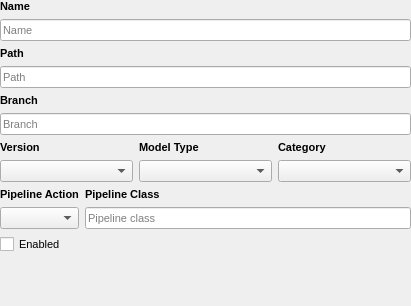
The window that src/airunner/widgets/model_manager/templates/model_form.ui (Capsize-Games/airunner) describes before a commit, drawn with Qt 5.
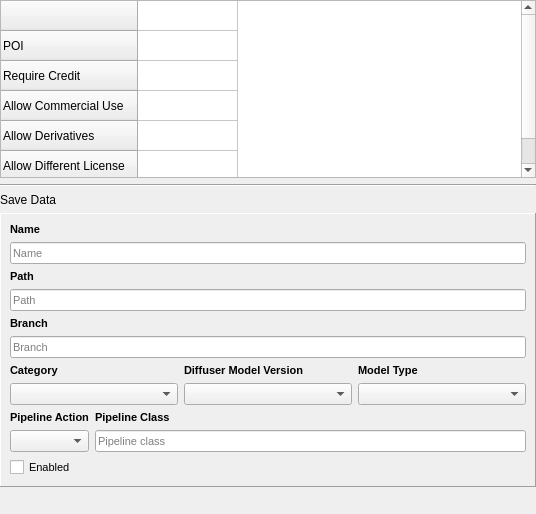
The same window after the commit.

Diff of the .ui file:
```diff
--- a/src/airunner/widgets/model_manager/templates/model_form.ui
+++ b/src/airunner/widgets/model_manager/templates/model_form.ui
@@ -6,8 +6,8 @@
    <rect>
     <x>0</x>
     <y>0</y>
-    <width>411</width>
-    <height>306</height>
+    <width>536</width>
+    <height>514</height>
    </rect>
   </property>
   <property name="windowTitle">
@@ -26,19 +26,87 @@
    <property name="bottomMargin">
     <number>0</number>
    </property>
+   <item row="1" column="0">
+    <widget class="Line" name="line">
+     <property name="orientation">
+      <enum>Qt::Horizontal</enum>
+     </property>
+    </widget>
+   </item>
+   <item row="12" column="0">
+    <spacer name="verticalSpacer">
+     <property name="orientation">
+      <enum>Qt::Vertical</enum>
+     </property>
+     <property name="sizeHint" stdset="0">
+      <size>
+       <width>20</width>
+       <height>40</height>
+      </size>
+     </property>
+    </spacer>
+   </item>
    <item row="0" column="0">
-    <widget class="QLabel" name="label_5">
-     <property name="font">
-      <font>
-       <pointsize>8</pointsize>
-       <bold>true</bold>
-      </font>
-     </property>
+    <widget class="QTableWidget" name="model_data_table">
+     <attribute name="horizontalHeaderVisible">
+      <bool>false</bool>
+     </attribute>
+     <attribute name="verticalHeaderVisible">
+      <bool>true</bool>
+     </attribute>
+     <row>
+      <property name="text">
+       <string/>
+      </property>
+     </row>
+     <row>
      <property name="text">
-      <string>Name</string>
-     </property>
+       <string>POI</string>
+      </property>
+     </row>
+     <row>
+      <property name="text">
+       <string>Require Credit</string>
+      </property>
+     </row>
+     <row>
+      <property name="text">
+       <string>Allow Commercial Use</string>
+      </property>
+     </row>
+     <row>
+      <property name="text">
+       <string>Allow Derivatives</string>
+      </property>
+     </row>
+     <row>
+      <property name="text">
+       <string>Allow Different License</string>
+      </property>
+     </row>
+     <column>
+      <property name="text">
+       <string>New Column</string>
+      </property>
+     </column>
     </widget>
    </item>
+   <item row="2" column="0">
+    <widget class="QLabel" name="label_6">
+     <property name="text">
+      <string>Save Data</string>
+     </property>
+    </widget>
+   </item>
+   <item row="5" column="0">
+    <widget class="QFrame" name="frame">
+     <property name="frameShape">
+      <enum>QFrame::Panel</enum>
+     </property>
+     <property name="frameShadow">
+      <enum>QFrame::Raised</enum>
+     </property>
+     <layout class="QGridLayout" name="gridLayout_4">
    <item row="1" column="0">
     <widget class="QLineEdit" name="model_name">
      <property name="font">
@@ -51,44 +119,6 @@
      </property>
     </widget>
    </item>
-   <item row="2" column="0">
-    <widget class="QLabel" name="path_label">
-     <property name="font">
-      <font>
-       <pointsize>8</pointsize>
-       <bold>true</bold>
-      </font>
-     </property>
-     <property name="text">
-      <string>Path</string>
-     </property>
-    </widget>
-   </item>
-   <item row="3" column="0">
-    <widget class="QLineEdit" name="path_line_edit">
-     <property name="font">
-      <font>
-       <pointsize>8</pointsize>
-      </font>
-     </property>
-     <property name="placeholderText">
-      <string>Path</string>
-     </property>
-    </widget>
-   </item>
-   <item row="4" column="0">
-    <widget class="QLabel" name="branch_label">
-     <property name="font">
-      <font>
-       <pointsize>8</pointsize>
-       <bold>true</bold>
-      </font>
-     </property>
-     <property name="text">
-      <string>Branch</string>
-     </property>
-    </widget>
-   </item>
    <item row="5" column="0">
     <widget class="QLineEdit" name="branch_line_edit">
      <property name="font">
@@ -101,9 +131,44 @@
      </property>
     </widget>
    </item>
+      <item row="2" column="0">
+       <widget class="QLabel" name="path_label">
+        <property name="font">
+         <font>
+          <pointsize>8</pointsize>
+          <bold>true</bold>
+         </font>
+        </property>
+        <property name="text">
+         <string>Path</string>
+        </property>
+       </widget>
+      </item>
    <item row="6" column="0">
     <layout class="QGridLayout" name="gridLayout_2">
-     <item row="0" column="2">
+        <item row="0" column="1">
+         <widget class="QLabel" name="label_7">
+          <property name="font">
+           <font>
+            <pointsize>8</pointsize>
+            <bold>true</bold>
+           </font>
+          </property>
+          <property name="text">
+           <string>Diffuser Model Version</string>
+          </property>
+         </widget>
+        </item>
+        <item row="1" column="0">
+         <widget class="QComboBox" name="category">
+          <property name="font">
+           <font>
+            <pointsize>8</pointsize>
+           </font>
+          </property>
+         </widget>
+        </item>
+        <item row="0" column="0">
       <widget class="QLabel" name="label">
        <property name="font">
         <font>
@@ -116,30 +181,11 @@
        </property>
       </widget>
      </item>
-     <item row="1" column="0">
-      <widget class="QComboBox" name="versions">
-       <property name="font">
-        <font>
-         <pointsize>8</pointsize>
-        </font>
-       </property>
-      </widget>
-     </item>
-     <item row="0" column="0">
-      <widget class="QLabel" name="label_7">
-       <property name="font">
-        <font>
-         <pointsize>8</pointsize>
-         <bold>true</bold>
-        </font>
-       </property>
-       <property name="text">
-        <string>Version</string>
-       </property>
-      </widget>
-     </item>
      <item row="1" column="2">
-      <widget class="QComboBox" name="category">
+         <widget class="QComboBox" name="model_type"/>
+        </item>
+        <item row="1" column="1">
+         <widget class="QComboBox" name="diffuser_model_version">
        <property name="font">
         <font>
          <pointsize>8</pointsize>
@@ -147,7 +193,7 @@
        </property>
       </widget>
      </item>
-     <item row="0" column="1">
+        <item row="0" column="2">
       <widget class="QLabel" name="label_4">
        <property name="font">
         <font>
@@ -160,11 +206,20 @@
        </property>
       </widget>
      </item>
-     <item row="1" column="1">
-      <widget class="QComboBox" name="model_type"/>
-     </item>
-    </layout>
-   </item>
+       </layout>
+      </item>
+      <item row="3" column="0">
+       <widget class="QLineEdit" name="path_line_edit">
+        <property name="font">
+         <font>
+          <pointsize>8</pointsize>
+         </font>
+        </property>
+        <property name="placeholderText">
+         <string>Path</string>
+        </property>
+       </widget>
+      </item>
    <item row="7" column="0">
     <layout class="QGridLayout" name="gridLayout">
      <item row="0" column="0">
@@ -228,18 +283,34 @@
      </property>
     </widget>
    </item>
-   <item row="9" column="0">
-    <spacer name="verticalSpacer">
-     <property name="orientation">
-      <enum>Qt::Vertical</enum>
-     </property>
-     <property name="sizeHint" stdset="0">
-      <size>
-       <width>20</width>
-       <height>40</height>
-      </size>
-     </property>
-    </spacer>
+      <item row="4" column="0">
+       <widget class="QLabel" name="branch_label">
+        <property name="font">
+         <font>
+          <pointsize>8</pointsize>
+          <bold>true</bold>
+         </font>
+        </property>
+        <property name="text">
+         <string>Branch</string>
+        </property>
+       </widget>
+      </item>
+      <item row="0" column="0">
+       <widget class="QLabel" name="label_5">
+        <property name="font">
+         <font>
+          <pointsize>8</pointsize>
+          <bold>true</bold>
+         </font>
+        </property>
+        <property name="text">
+         <string>Name</string>
+        </property>
+       </widget>
+      </item>
+     </layout>
+    </widget>
    </item>
   </layout>
  </widget>
```
Lines whose indentation alone changed are shown as unchanged.
